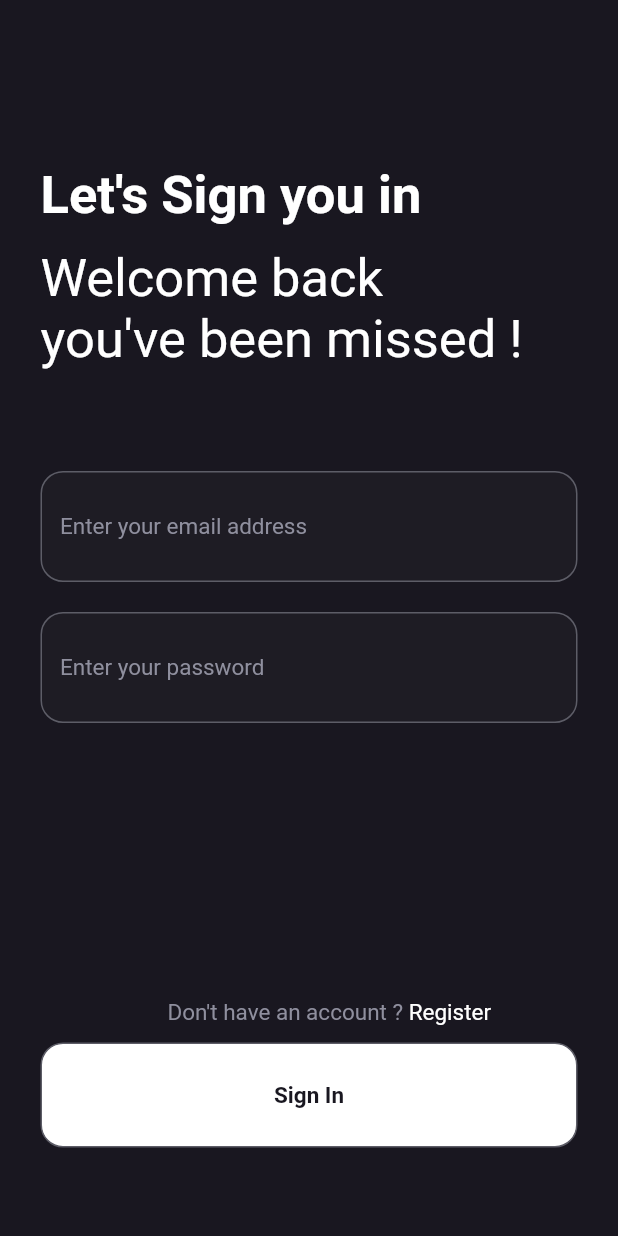
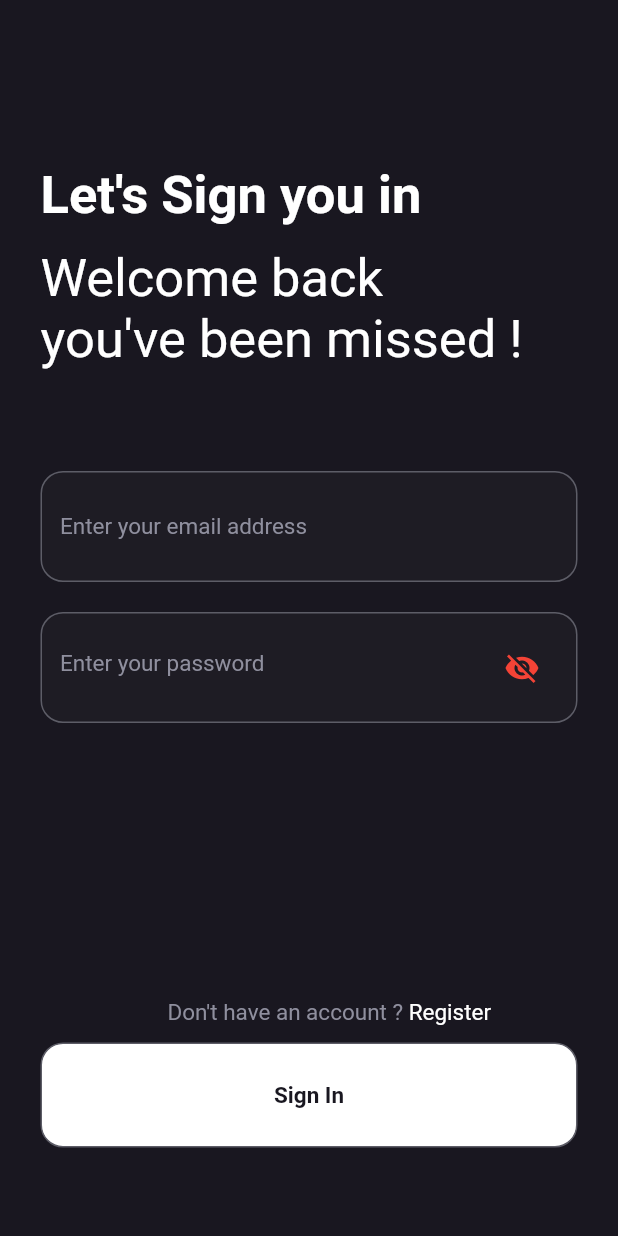
Before and after one commit to m-ammar-p/Flutter-Course-Assignment, a Flutter app: the screen it shows after launch, after a tap on "Already have an account ?", on a phone screen of 412 x 824 dp. Run offline on Flutter 3.47's test engine with Material 2 defaults, Android fonts, the phone set to English and light mode, and no system bars.

Commit message:
Added eye icon in password filed to show and hide password

```diff
--- a/Assignment 1/job_posting_app/lib/screens/signIn.dart
+++ b/Assignment 1/job_posting_app/lib/screens/signIn.dart
@@ -29,7 +29,7 @@ class SignIn extends StatelessWidget {
             ),
             const SizedBox(height: 47),
             const AppTextField(placeholder: "Enter your email address"),
-            const AppTextField(placeholder: "Enter your password", obscureText: true),
+            const AppTextField(placeholder: "Enter your password", isPassFiled: true),
             const Spacer(),
             GestureDetector(
               onTap: () {
--- a/Assignment 1/job_posting_app/lib/screens/signUp.dart
+++ b/Assignment 1/job_posting_app/lib/screens/signUp.dart
@@ -35,7 +35,7 @@ class SignUp extends StatelessWidget {
                     children: const [
                       AppTextField(placeholder: "Enter your full name"),
                       AppTextField(placeholder: "Enter your email address"),
-                      AppTextField(placeholder: "Enter your password", obscureText: true),
+                      AppTextField(placeholder: "Enter your password", isPassFiled: true),
                     ],
                   ),
                 )),
--- a/Assignment 1/job_posting_app/lib/widgets/appTextField.dart
+++ b/Assignment 1/job_posting_app/lib/widgets/appTextField.dart
@@ -1,15 +1,24 @@
 import 'package:flutter/material.dart';
 
-class AppTextField extends StatelessWidget {
+class AppTextField extends StatefulWidget {
   final String placeholder;
   final String txt;
-  final bool obscureText;
+  final bool isPassFiled;
 
-  const AppTextField({Key? key, required this.placeholder,
+  const AppTextField({
+    Key? key,
+    required this.placeholder,
     this.txt = '',
-    this.obscureText = false,
-  })
-      : super(key: key);
+    this.isPassFiled = false,
+  }) : super(key: key);
+
+  @override
+  State<StatefulWidget> createState() => _AppTextField();
+}
+
+class _AppTextField extends State<AppTextField> {
+  bool _isHidden = true;
+  TextEditingController controller = TextEditingController();
 
   @override
   Widget build(BuildContext context) {
@@ -22,16 +31,29 @@ class AppTextField extends StatelessWidget {
         borderRadius: BorderRadius.circular(15),
       ),
       child: TextField(
-        controller: TextEditingController()..text = txt,
-        obscureText: obscureText,
+        controller: widget.isPassFiled ? controller : (TextEditingController()..text = widget.txt),
+        obscureText: widget.isPassFiled ? _isHidden : !_isHidden,
         style: const TextStyle(color: Colors.white, fontSize: 15),
         decoration: InputDecoration(
-          hintText: placeholder,
-          hintStyle: const TextStyle(color: Color(0xFF8F8F9E), fontSize: 15,
+          hintText: widget.placeholder,
+          hintStyle: const TextStyle(
+            color: Color(0xFF8F8F9E),
+            fontSize: 15,
           ),
           border: InputBorder.none,
+          suffixIcon: widget.isPassFiled ? GestureDetector(
+            onTap: _togglePasswordView,
+            child: _isHidden ? const Icon(
+              Icons.visibility_off,
+              color: Colors.red,): const Icon(Icons.visibility,color: Colors.red),
+          ) : null,
         ),
       ),
     );
   } // build
+  void _togglePasswordView() {
+    setState(() {
+      _isHidden = !_isHidden;
+    }); // setState()
+  } // _togglePasswordView()
 } // End of AppTextField Class
```
